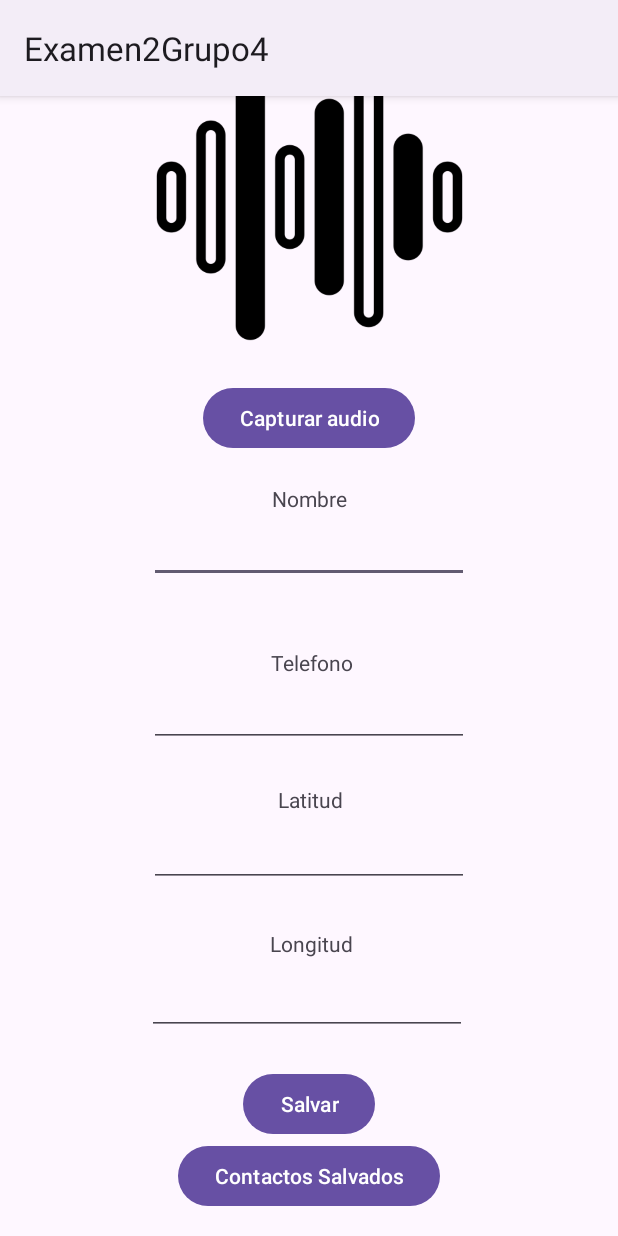
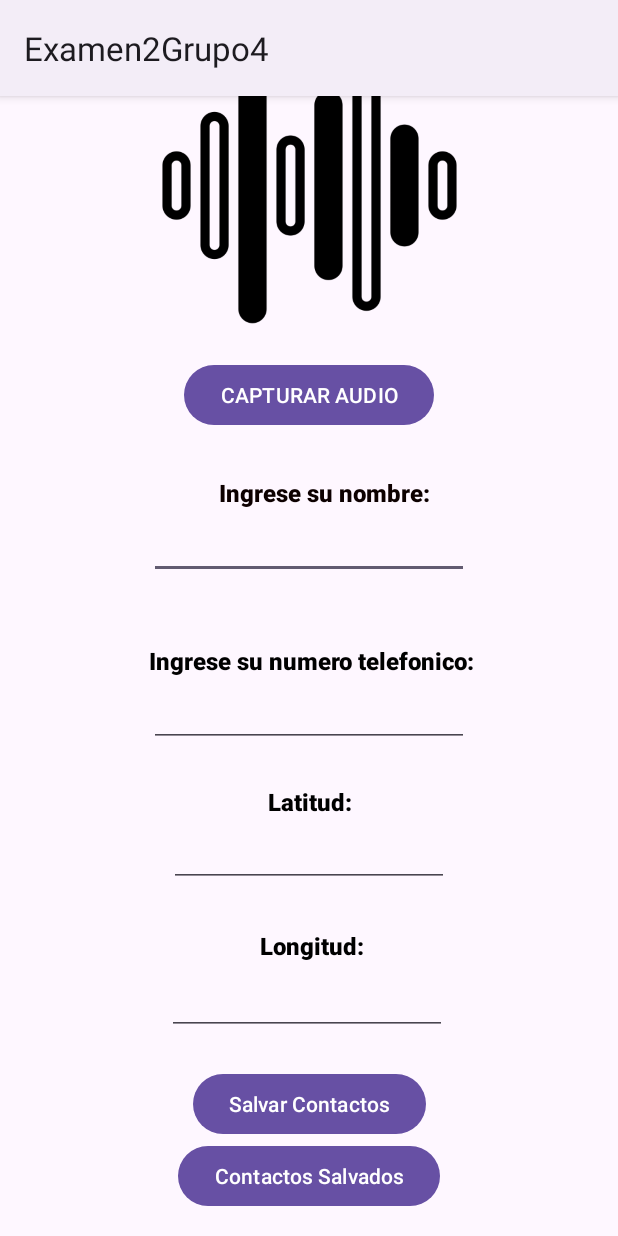
Before and after one commit to THE2201/Examen2Grupo4, an Android app: the screen it shows after launch (MainActivity), on a phone screen of 412 x 824 dp. Run offline under Robolectric (Android 15) with nearby library versions, the phone set to English and light mode, and no system bars.

Commit message:
Diseñoo

```diff
--- a/app/src/main/res/layout/activity_main.xml
+++ b/app/src/main/res/layout/activity_main.xml
@@ -28,7 +28,7 @@
         android:layout_width="wrap_content"
         android:layout_height="wrap_content"
         android:layout_marginBottom="20dp"
-        android:text="Capturar audio"
+        android:text="CAPTURAR AUDIO"
         app:layout_constraintBottom_toTopOf="@+id/tagnombre"
         app:layout_constraintEnd_toEndOf="parent"
         app:layout_constraintHorizontal_bias="0.5"
@@ -39,7 +39,7 @@
         android:id="@+id/bt_salvar"
         android:layout_width="wrap_content"
         android:layout_height="wrap_content"
-        android:text="Salvar"
+        android:text="Salvar Contactos"
         app:layout_constraintBottom_toTopOf="@+id/bt_contactos"
         app:layout_constraintEnd_toEndOf="parent"
         app:layout_constraintHorizontal_bias="0.5"
@@ -62,11 +62,15 @@
         android:id="@+id/tagnombre"
         android:layout_width="wrap_content"
         android:layout_height="wrap_content"
+        android:layout_marginStart="20dp"
+        android:layout_marginTop="10dp"
         android:layout_marginBottom="1dp"
-        android:text="Nombre"
+        android:fontFamily="sans-serif-black"
+        android:text="Ingrese su nombre:"
+        android:textColor="#0D0000"
+        android:textSize="16sp"
         app:layout_constraintBottom_toTopOf="@+id/nombre"
         app:layout_constraintEnd_toEndOf="parent"
-        app:layout_constraintHorizontal_bias="0.5"
         app:layout_constraintStart_toStartOf="parent"
         app:layout_constraintTop_toBottomOf="@+id/bt_capturar_audio" />
 
@@ -89,7 +93,10 @@
         android:layout_height="wrap_content"
         android:layout_marginStart="3dp"
         android:layout_marginBottom="1dp"
-        android:text="Telefono"
+        android:fontFamily="sans-serif-black"
+        android:text="Ingrese su numero telefonico:"
+        android:textColor="#000000"
+        android:textSize="16sp"
         app:layout_constraintBottom_toTopOf="@+id/telefono"
         app:layout_constraintEnd_toEndOf="parent"
         app:layout_constraintHorizontal_bias="0.5"
@@ -115,7 +122,10 @@
         android:layout_height="wrap_content"
         android:layout_marginStart="1dp"
         android:layout_marginBottom="3dp"
-        android:text="Latitud"
+        android:fontFamily="sans-serif-black"
+        android:text="Latitud:"
+        android:textColor="#000000"
+        android:textSize="16sp"
         app:layout_constraintBottom_toTopOf="@+id/latitud"
         app:layout_constraintEnd_toEndOf="parent"
         app:layout_constraintHorizontal_bias="0.5"
@@ -129,6 +139,8 @@
         android:layout_marginBottom="28dp"
         android:ems="10"
         android:inputType="text"
+        android:textColor="#000000"
+        android:textSize="16sp"
         app:layout_constraintBottom_toTopOf="@+id/taglongitud"
         app:layout_constraintEnd_toEndOf="parent"
         app:layout_constraintHorizontal_bias="0.5"
@@ -141,7 +153,10 @@
         android:layout_height="wrap_content"
         android:layout_marginStart="3dp"
         android:layout_marginBottom="6dp"
-        android:text="Longitud"
+        android:fontFamily="sans-serif-black"
+        android:text="Longitud:"
+        android:textColor="#000000"
+        android:textSize="16sp"
         app:layout_constraintBottom_toTopOf="@+id/longitud"
         app:layout_constraintEnd_toEndOf="parent"
         app:layout_constraintHorizontal_bias="0.5"
@@ -156,6 +171,8 @@
         android:layout_marginBottom="22dp"
         android:ems="10"
         android:inputType="text"
+        android:textColor="#000000"
+        android:textSize="16sp"
         app:layout_constraintBottom_toTopOf="@+id/bt_salvar"
         app:layout_constraintEnd_toEndOf="parent"
         app:layout_constraintHorizontal_bias="0.5"
```
